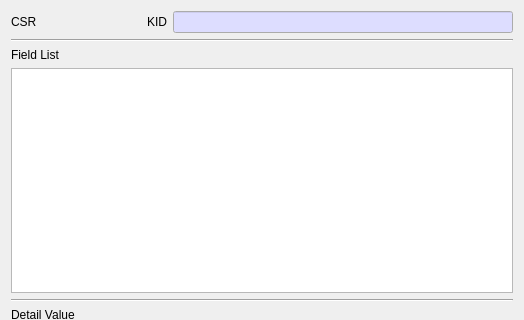
The window that CertMan/csr_info_dlg.ui (jykim74/CertMan) describes before a commit, drawn with Qt 5; both pictures show x 0 to 524 and y 0 to 320 of the 524 by 476 pixel window.
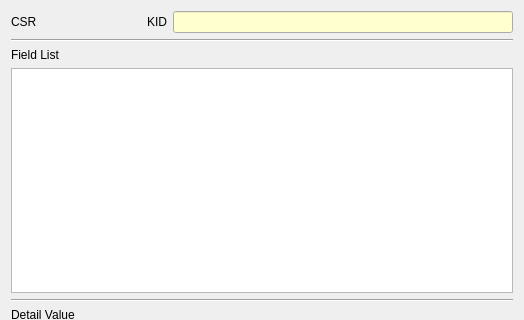
The same window after the commit.

Diff of the .ui file:
```diff
--- a/CertMan/csr_info_dlg.ui
+++ b/CertMan/csr_info_dlg.ui
@@ -33,9 +33,9 @@
           <colorrole role="Base">
            <brush brushstyle="SolidPattern">
             <color alpha="255">
-             <red>221</red>
-             <green>221</green>
-             <blue>255</blue>
+             <red>255</red>
+             <green>255</green>
+             <blue>207</blue>
             </color>
            </brush>
           </colorrole>
@@ -44,9 +44,9 @@
           <colorrole role="Base">
            <brush brushstyle="SolidPattern">
             <color alpha="255">
-             <red>221</red>
-             <green>221</green>
-             <blue>255</blue>
+             <red>255</red>
+             <green>255</green>
+             <blue>207</blue>
             </color>
            </brush>
           </colorrole>
```
